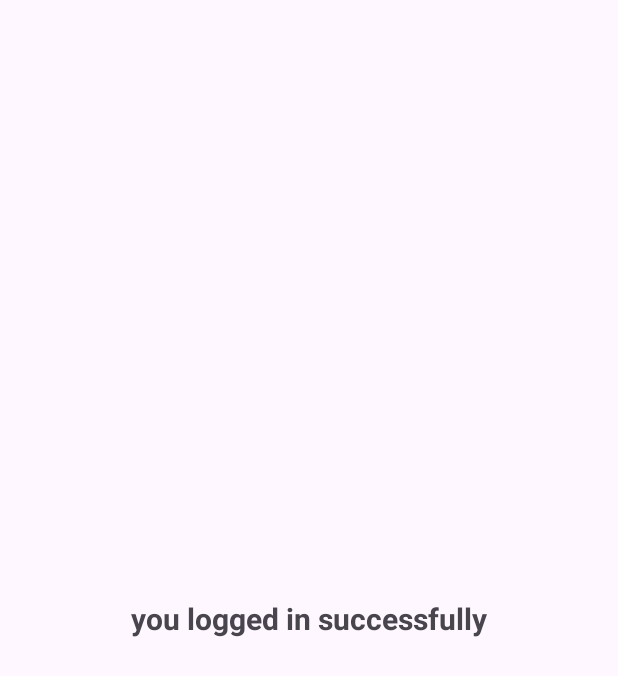
After one commit to arjun98k/View-binding, an Android app: the MainActivity2 screen opened directly, with no data from a screen before it, on a phone screen of 412 x 824 dp. The commit adds this screen. Shown: the top 676 px of the screen. Run offline under Robolectric (Android 15) with nearby library versions, the phone set to English and light mode, and no system bars.

Commit message:
done view binding

```diff
--- a/app/src/main/AndroidManifest.xml
+++ b/app/src/main/AndroidManifest.xml
@@ -13,6 +13,9 @@
         android:theme="@style/Theme.ViewBindingApp"
         tools:targetApi="31">
         <activity
+            android:name=".MainActivity2"
+            android:exported="false" />
+        <activity
             android:name=".MainActivity"
             android:exported="true">
             <intent-filter>
--- /dev/null
+++ b/app/src/main/java/com/example/viewbindingapp/MainActivity2.kt
@@ -0,0 +1,20 @@
+package com.example.viewbindingapp
+
+import android.os.Bundle
+import androidx.activity.enableEdgeToEdge
+import androidx.appcompat.app.AppCompatActivity
+import androidx.core.view.ViewCompat
+import androidx.core.view.WindowInsetsCompat
+
+class MainActivity2 : AppCompatActivity() {
+    override fun onCreate(savedInstanceState: Bundle?) {
+        super.onCreate(savedInstanceState)
+        enableEdgeToEdge()
+        setContentView(R.layout.activity_main2)
+        ViewCompat.setOnApplyWindowInsetsListener(findViewById(R.id.main)) { v, insets ->
+            val systemBars = insets.getInsets(WindowInsetsCompat.Type.systemBars())
+            v.setPadding(systemBars.left, systemBars.top, systemBars.right, systemBars.bottom)
+            insets
+        }
+    }
+}
--- /dev/null
+++ b/app/src/main/res/layout/activity_main2.xml
@@ -0,0 +1,21 @@
+<?xml version="1.0" encoding="utf-8"?>
+<androidx.constraintlayout.widget.ConstraintLayout xmlns:android="http://schemas.android.com/apk/res/android"
+    xmlns:app="http://schemas.android.com/apk/res-auto"
+    xmlns:tools="http://schemas.android.com/tools"
+    android:id="@+id/main"
+    android:layout_width="match_parent"
+    android:layout_height="match_parent"
+    tools:context=".MainActivity2">
+
+    <TextView
+        android:id="@+id/textView"
+        android:layout_width="wrap_content"
+        android:layout_height="wrap_content"
+        android:text="you logged in successfully"
+        android:textStyle="bold"
+        android:textSize="20sp"
+        app:layout_constraintBottom_toBottomOf="parent"
+        app:layout_constraintEnd_toEndOf="parent"
+        app:layout_constraintStart_toStartOf="parent"
+        app:layout_constraintTop_toTopOf="parent" />
+</androidx.constraintlayout.widget.ConstraintLayout>
```
Also changed, not shown: app/src/main/java/com/example/viewbindingapp/MainActivity.kt (+14 -11 lines), app/src/main/res/layout/activity_main.xml (+56 -10 lines), 1 other file.
